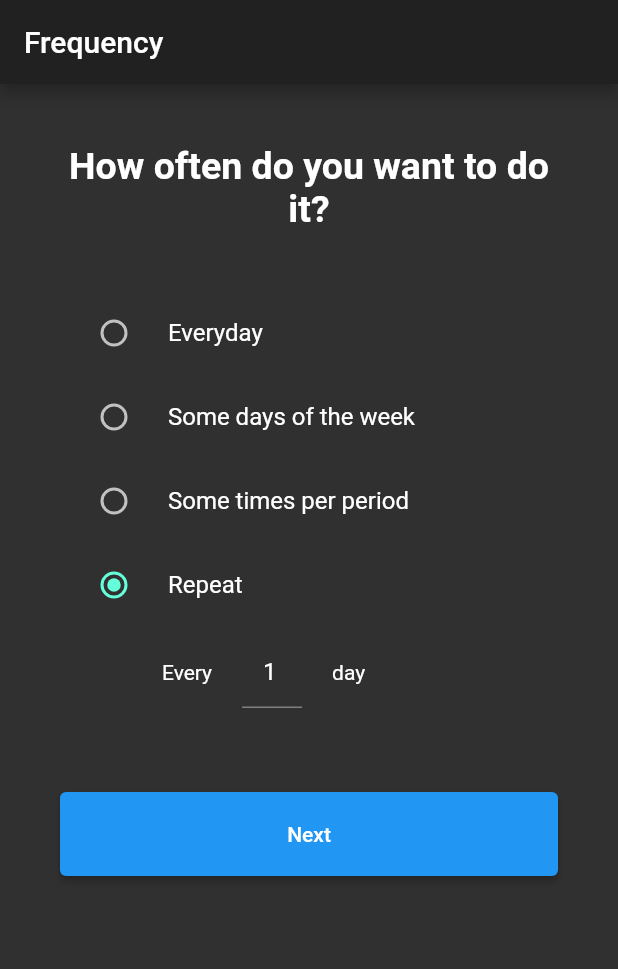
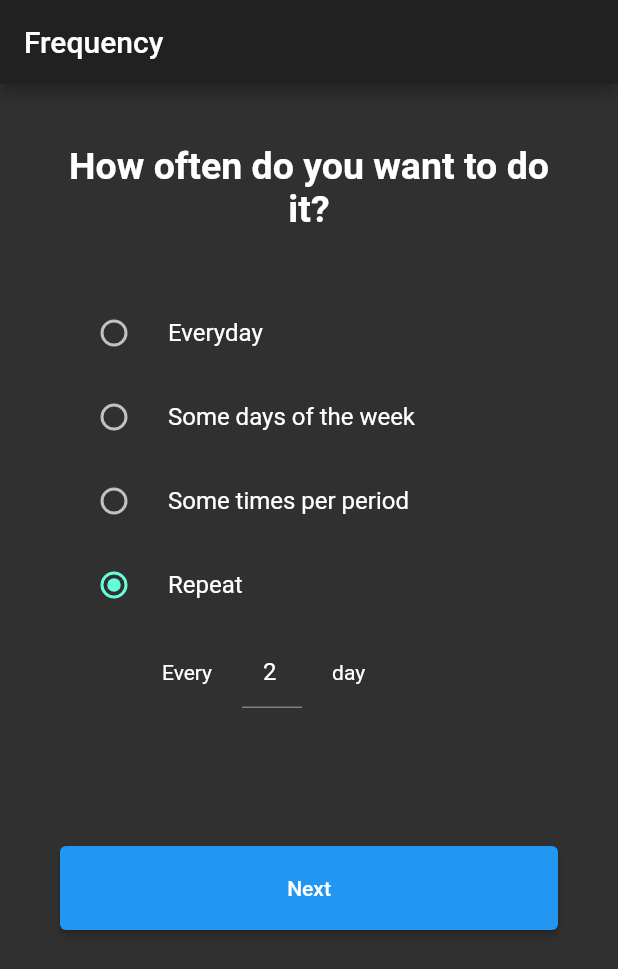
Before and after one commit to melvinodsa/habit-app, a Flutter app: the screen it shows after launch, after a tap on "Some days of the week", after a tap on "Some times per period", after a tap on "Repeat", on a phone screen of 412 x 824 dp. Shown: the top 969 px of the screen. Run offline on Flutter 3.47's test engine with Material 2 defaults, Android fonts, the light colour scheme and no system bars; our stand-ins replace flutter_svg.

Commit message:
Wired form elements

```diff
--- a/lib/models/habit.dart
+++ b/lib/models/habit.dart
@@ -9,8 +9,9 @@ class Habit {
     this.operator = NumericalTrackOperator.Atleast,
     this.goal = 0,
     this.unit = "",
-    this.frequency = Frequency.Everyday,
-  });
+  }) {
+    this.frequency = Frequency(type: FrequencyType.Everyday);
+  }
   final Category category;
   TrackProgress trackProgress;
   String name;
@@ -18,7 +19,7 @@ class Habit {
   NumericalTrackOperator operator;
   int goal;
   String unit;
-  Frequency frequency;
+  late Frequency frequency;
 }
 
 class Category {
@@ -60,9 +61,71 @@ extension ExtensionOperator on NumericalTrackOperator {
   }
 }
 
-enum Frequency {
+enum FrequencyType {
   Everyday,
   DaysOfWeek,
   Periodically,
   Repeat,
 }
+
+class Frequency {
+  Frequency(
+      {required this.type, this.period = 2, this.repeatPer = Repeat.Week}) {
+    this.weekdays = [];
+  }
+  FrequencyType type;
+  late List<Weekday> weekdays;
+  int period;
+  Repeat repeatPer;
+}
+
+enum Weekday {
+  Sunday,
+  Monday,
+  Tuesday,
+  Wednesday,
+  Thursday,
+  Friday,
+  Saturday,
+}
+
+extension ExtensionWeekday on Weekday {
+  String toEnumString() {
+    switch (this) {
+      case Weekday.Sunday:
+        return "Sunday";
+      case Weekday.Monday:
+        return "Monday";
+      case Weekday.Tuesday:
+        return "Tuesday";
+      case Weekday.Wednesday:
+        return "Wednesday";
+      case Weekday.Thursday:
+        return "Thursday";
+      case Weekday.Friday:
+        return "Friday";
+      case Weekday.Saturday:
+        return "Saturday";
+      default:
+        return "Sunday";
+    }
+  }
+}
+
+enum Repeat {
+  Week,
+  Month,
+}
+
+extension RepeatExtension on Repeat {
+  String toEnumString() {
+    switch (this) {
+      case Repeat.Week:
+        return "Week";
+      case Repeat.Month:
+        return "Month";
+      default:
+        return "Week";
+    }
+  }
+}
--- a/lib/screens/habits/new_habit/habit_frequency.dart
+++ b/lib/screens/habits/new_habit/habit_frequency.dart
@@ -14,9 +14,11 @@ class HabitFrequency extends StatefulWidget {
 }
 
 class _HabitFrequencyState extends State<HabitFrequency> {
-  Frequency? _frequency = Frequency.Everyday;
+  FrequencyType? _frequency = FrequencyType.Everyday;
   final _timePerWeek = TextEditingController(text: "1");
-  final _repeatFrequency = TextEditingController(text: "1");
+  final _repeatFrequency = TextEditingController(text: "2");
+  bool _isNextButtonEnabled = true;
+  String _errorMessage = "";
   @override
   Widget build(BuildContext context) {
     return Scaffold(
@@ -29,6 +31,18 @@ class _HabitFrequencyState extends State<HabitFrequency> {
   void dispose() {
     _timePerWeek.dispose();
     super.dispose();
+  }
+
+  void Function() _gotoWhenScreen() {
+    return () => {
+          Navigator.push(
+            context,
+            MaterialPageRoute(
+              builder: (context) => HabitFrequency(
+                  config: this.widget.config, habit: this.widget.habit),
+            ),
+          )
+        };
   }
 
   Widget _buildBody() {
@@ -74,17 +88,42 @@ class _HabitFrequencyState extends State<HabitFrequency> {
     );
   }
 
+  Widget _buildNextButton() {
+    return Column(
+      children: [
+        Container(
+          margin: EdgeInsets.only(bottom: 20),
+          child: Text(
+            _errorMessage,
+            style: TextStyle(color: Colors.redAccent),
+          ),
+        ),
+        Container(
+            width: MediaQuery.of(context).size.width - 80,
+            child: ElevatedButton(
+              onPressed: this._isNextButtonEnabled ? _gotoWhenScreen() : null,
+              style: ElevatedButton.styleFrom(
+                padding: EdgeInsets.only(top: 20, bottom: 20),
+              ),
+              child: Text("Next"),
+            )),
+      ],
+    );
+  }
+
   RadioListTile _everydayOption() {
     return RadioListTile(
       title: Text('Everyday'),
-      value: Frequency.Everyday,
+      value: FrequencyType.Everyday,
       groupValue: _frequency,
       onChanged: (value) {
         setState(() {
           _frequency = value;
+          _isNextButtonEnabled = true;
+          _errorMessage = "";
         });
 
-        this.widget.habit.frequency = Frequency.Everyday;
+        this.widget.habit.frequency.type = FrequencyType.Everyday;
       },
     );
   }
@@ -94,20 +133,24 @@ class _HabitFrequencyState extends State<HabitFrequency> {
       children: [
         RadioListTile(
           title: const Text('Some days of the week'),
-          value: Frequency.DaysOfWeek,
+          value: FrequencyType.DaysOfWeek,
           groupValue: _frequency,
-          onChanged: (Frequency? value) {
+          onChanged: (FrequencyType? value) {
             setState(() {
               _frequency = value;
+              _isNextButtonEnabled =
+                  this.widget.habit.frequency.weekdays.isNotEmpty;
+              _errorMessage =
+                  _isNextButtonEnabled ? "" : "Select atleast a day";
             });
-            this.widget.habit.frequency = Frequency.DaysOfWeek;
+            this.widget.habit.frequency.type = FrequencyType.DaysOfWeek;
           },
         ),
         AnimatedContainer(
           duration: Duration(milliseconds: 300),
           curve: Curves.easeInOut,
-          height: _frequency == Frequency.DaysOfWeek ? 100 : 0,
-          child: _frequency == Frequency.DaysOfWeek
+          height: _frequency == FrequencyType.DaysOfWeek ? 100 : 0,
+          child: _frequency == FrequencyType.DaysOfWeek
               ? _buildDaysOfWeek()
               : Container(
                   height: 0,
@@ -123,20 +166,24 @@ class _HabitFrequencyState extends State<HabitFrequency> {
       children: [
         RadioListTile(
           title: const Text('Some times per period'),
-          value: Frequency.Periodically,
+          value: FrequencyType.Periodically,
           groupValue: _frequency,
-          onChanged: (Frequency? value) {
+          onChanged: (FrequencyType? value) {
             setState(() {
               _frequency = value;
+              _isNextButtonEnabled = true;
+              _errorMessage = "";
             });
-            this.widget.habit.frequency = Frequency.Periodically;
+            this.widget.habit.frequency.type = FrequencyType.Periodically;
+            this.widget.habit.frequency.period = 1;
+            this.widget.habit.frequency.repeatPer = Repeat.Week;
           },
         ),
         AnimatedContainer(
           duration: Duration(milliseconds: 300),
           curve: Curves.easeInOut,
-          height: _frequency == Frequency.Periodically ? 70 : 0,
-          child: _frequency == Frequency.Periodically
+          height: _frequency == FrequencyType.Periodically ? 70 : 0,
+          child: _frequency == FrequencyType.Periodically
               ? _buildPeriodic()
               : Container(
                   height: 0,
@@ -152,20 +199,23 @@ class _HabitFrequencyState extends State<HabitFrequency> {
       children: [
         RadioListTile(
           title: const Text('Repeat'),
-          value: Frequency.Repeat,
+          value: FrequencyType.Repeat,
           groupValue: _frequency,
-          onChanged: (Frequency? value) {
+          onChanged: (FrequencyType? value) {
             setState(() {
               _frequency = value;
+              _isNextButtonEnabled = true;
+              _errorMessage = "";
             });
-            this.widget.habit.frequency = Frequency.Repeat;
+            this.widget.habit.frequency.type = FrequencyType.Repeat;
+            this.widget.habit.frequency.period = 2;
           },
         ),
         AnimatedContainer(
           duration: Duration(milliseconds: 300),
           curve: Curves.easeInOut,
-          height: _frequency == Frequency.Repeat ? 70 : 0,
-          child: _frequency == Frequency.Repeat
+          height: _frequency == FrequencyType.Repeat ? 70 : 0,
+          child: _frequency == FrequencyType.Repeat
               ? _buildRepeat()
               : Container(
                   height: 0,
@@ -176,42 +226,30 @@ class _HabitFrequencyState extends State<HabitFrequency> {
     );
   }
 
-  Widget _buildNextButton() {
-    return Container(
-      width: MediaQuery.of(context).size.width - 80,
-      child: ElevatedButton(
-        onPressed: () => {},
-        style: ElevatedButton.styleFrom(
-          padding: EdgeInsets.only(top: 20, bottom: 20),
-        ),
-        child: Text("Next"),
-      ),
+  Widget _buildDaysOfWeek() {
+    return Wrap(
+      children: Weekday.values.map((e) => _buildDayOfWeek(e)).toList(),
     );
   }
 
-  Widget _buildDaysOfWeek() {
-    return Wrap(
-      children: [
-        _buildDayOfWeek('Sunday'),
-        _buildDayOfWeek('Monday'),
-        _buildDayOfWeek('Tuesday'),
-        _buildDayOfWeek('Wednesday'),
-        _buildDayOfWeek('Thursday'),
-        _buildDayOfWeek('Friday'),
-        _buildDayOfWeek('Saturday'),
-      ],
-    );
-  }
-
-  SizedBox _buildDayOfWeek(String _day) {
+  SizedBox _buildDayOfWeek(Weekday _day) {
     return SizedBox(
       width: 180,
       child: CheckboxListTile(
-        value: false,
+        value: this.widget.habit.frequency.weekdays.contains(_day),
         controlAffinity: ListTileControlAffinity.leading,
-        title: Text(_day),
+        title: Text(_day.toEnumString()),
         onChanged: (bool? value) {
-          setState(() {});
+          setState(() {
+            if (value == null || !value) {
+              this.widget.habit.frequency.weekdays.remove(_day);
+            } else {
+              this.widget.habit.frequency.weekdays.add(_day);
+            }
+            _isNextButtonEnabled =
+                this.widget.habit.frequency.weekdays.isNotEmpty;
+            _errorMessage = _isNextButtonEnabled ? "" : "Select atleast a day";
+          });
         },
       ),
     );
@@ -233,8 +271,20 @@ class _HabitFrequencyState extends State<HabitFrequency> {
               textAlign: TextAlign.center,
               onChanged: (value) {
                 Future.delayed(const Duration(milliseconds: 200), () {
-                  if (_timePerWeek.text.isNotEmpty) {}
-                  setState(() {});
+                  bool nextBtnEnabled = false;
+                  if (_timePerWeek.text.isNotEmpty) {
+                    int period = int.parse(_timePerWeek.text);
+                    if (period >= 1) {
+                      this.widget.habit.frequency.period = period;
+                      nextBtnEnabled = true;
+                    }
+                  }
+                  setState(() {
+                    _isNextButtonEnabled = nextBtnEnabled;
+                    _errorMessage = _isNextButtonEnabled
+                        ? ""
+                        : "frequency should be atleast 1";
+                  });
                 });
               },
               keyboardType: TextInputType.number,
@@ -246,18 +296,21 @@ class _HabitFrequencyState extends State<HabitFrequency> {
           SizedBox(
             width: 80,
             child: DropdownButtonFormField(
-              value: "Week",
-              onChanged: (val) => {},
-              items: [
-                DropdownMenuItem(
-                  value: "Week",
-                  child: Text("Week"),
-                ),
-                DropdownMenuItem(
-                  value: "Month",
-                  child: Text("Month"),
-                ),
-              ],
+              value: Repeat.Week,
+              onChanged: (Repeat? val) => {
+                if (val is Repeat)
+                  {
+                    setState(() {
+                      this.widget.habit.frequency.repeatPer = val;
+                    })
+                  }
+              },
+              items: Repeat.values
+                  .map((e) => DropdownMenuItem(
+                        value: e,
+                        child: Text(e.toEnumString()),
+                      ))
+                  .toList(),
             ),
           )
         ],
@@ -284,8 +337,20 @@ class _HabitFrequencyState extends State<HabitFrequency> {
               textAlign: TextAlign.center,
               onChanged: (value) {
                 Future.delayed(const Duration(milliseconds: 200), () {
-                  if (_repeatFrequency.text.isNotEmpty) {}
-                  setState(() {});
+                  bool nextBtnEnabled = false;
+                  if (_repeatFrequency.text.isNotEmpty) {
+                    int period = int.parse(_repeatFrequency.text);
+                    if (period >= 2) {
+                      this.widget.habit.frequency.period = period;
+                      nextBtnEnabled = true;
+                    }
+                  }
+                  setState(() {
+                    _isNextButtonEnabled = nextBtnEnabled;
+                    _errorMessage = _isNextButtonEnabled
+                        ? ""
+                        : "frequency should be atleast 2";
+                  });
                 });
               },
               keyboardType: TextInputType.number,
```
